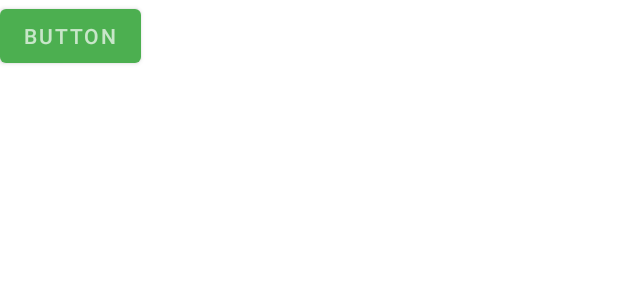
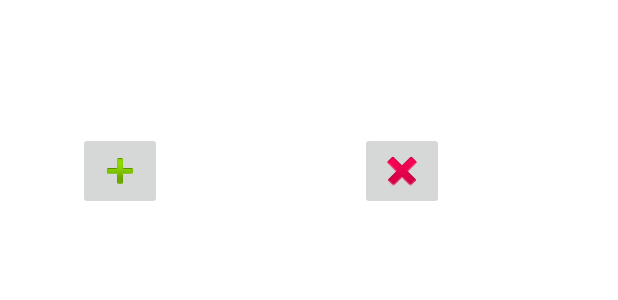
Before and after one commit to programadornovato/Mi-Primer-Proyecto-Android-Studio, an Android app: the layout activity_main.xml on its own in the app's theme, with its tools: preview values and no code run, on a phone screen of 412 x 824 dp. Shown: the top 300 px of the screen. Run offline under Robolectric (Android 15) with nearby library versions, the phone set to English and light mode, and no system bars.

Commit message:
Reproducir audios mp3 en Android Studio [46]
Video:
https://youtu.be/VWSqi7qguw4

```diff
--- a/app/src/main/res/layout/activity_main.xml
+++ b/app/src/main/res/layout/activity_main.xml
@@ -6,32 +6,27 @@
     android:layout_height="match_parent"
     tools:context=".MainActivity">
 
-    <ScrollView
-        android:layout_width="356dp"
-        android:layout_height="585dp"
-        android:layout_marginBottom="40dp"
-        app:layout_constraintBottom_toBottomOf="parent"
-        app:layout_constraintEnd_toEndOf="parent"
-        app:layout_constraintHorizontal_bias="0.49"
-        app:layout_constraintStart_toStartOf="parent">
-
-        <LinearLayout
-            android:layout_width="match_parent"
-            android:layout_height="wrap_content"
-            android:orientation="vertical" >
-
-            <TableLayout
-                android:id="@+id/tlTabla"
-                android:layout_width="match_parent"
-                android:layout_height="match_parent" />
-        </LinearLayout>
-    </ScrollView>
-
-    <Button
-        android:id="@+id/button2"
+    <ImageButton
+        android:id="@+id/imageButton6"
         android:layout_width="wrap_content"
         android:layout_height="wrap_content"
-        android:text="Button"
-        tools:layout_editor_absoluteX="74dp"
-        tools:layout_editor_absoluteY="46dp" />
+        android:layout_marginStart="52dp"
+        android:layout_marginLeft="52dp"
+        android:layout_marginTop="88dp"
+        android:onClick="reproduceSoundPool"
+        app:layout_constraintStart_toStartOf="parent"
+        app:layout_constraintTop_toTopOf="parent"
+        app:srcCompat="@android:drawable/ic_input_add" />
+
+    <ImageButton
+        android:id="@+id/imageButton7"
+        android:layout_width="wrap_content"
+        android:layout_height="wrap_content"
+        android:layout_marginStart="132dp"
+        android:layout_marginLeft="132dp"
+        android:layout_marginTop="88dp"
+        android:onClick="reproducirMediaPlayer"
+        app:layout_constraintStart_toEndOf="@+id/imageButton6"
+        app:layout_constraintTop_toTopOf="parent"
+        app:srcCompat="@android:drawable/ic_delete" />
 </androidx.constraintlayout.widget.ConstraintLayout>
```
Also changed, not shown: app/src/main/java/com/programadornovato/miprimerproyecto/MainActivity.kt (+14 -14 lines), 2 other files.
